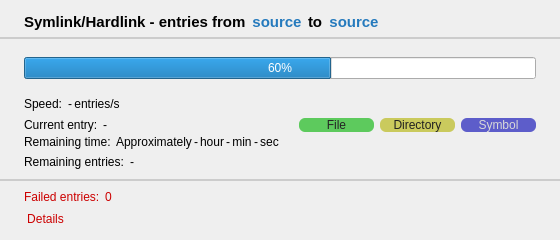
JaderoChan/EasyLinks, file src/filelink/progress_widget.ui: the form before one commit.
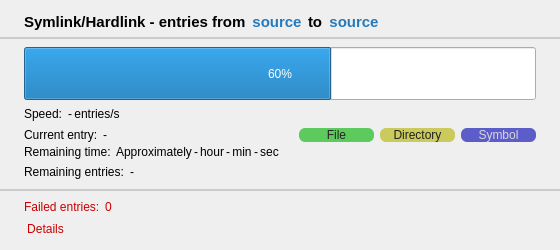
The form after the commit. Icons and pictures are not drawn.

Patch:
```diff
--- a/src/filelink/progress_widget.ui
+++ b/src/filelink/progress_widget.ui
@@ -7,19 +7,19 @@
     <x>0</x>
     <y>0</y>
     <width>560</width>
-    <height>240</height>
+    <height>250</height>
    </rect>
   </property>
   <property name="minimumSize">
    <size>
     <width>560</width>
-    <height>240</height>
+    <height>250</height>
    </size>
   </property>
   <property name="maximumSize">
    <size>
     <width>560</width>
-    <height>16777215</height>
+    <height>250</height>
    </size>
   </property>
   <property name="font">
@@ -248,6 +248,12 @@
              </property>
              <item>
               <widget class="QProgressBar" name="progressBar">
+               <property name="sizePolicy">
+                <sizepolicy hsizetype="Expanding" vsizetype="Preferred">
+                 <horstretch>0</horstretch>
+                 <verstretch>0</verstretch>
+                </sizepolicy>
+               </property>
                <property name="focusPolicy">
                 <enum>Qt::ClickFocus</enum>
                </property>
```
